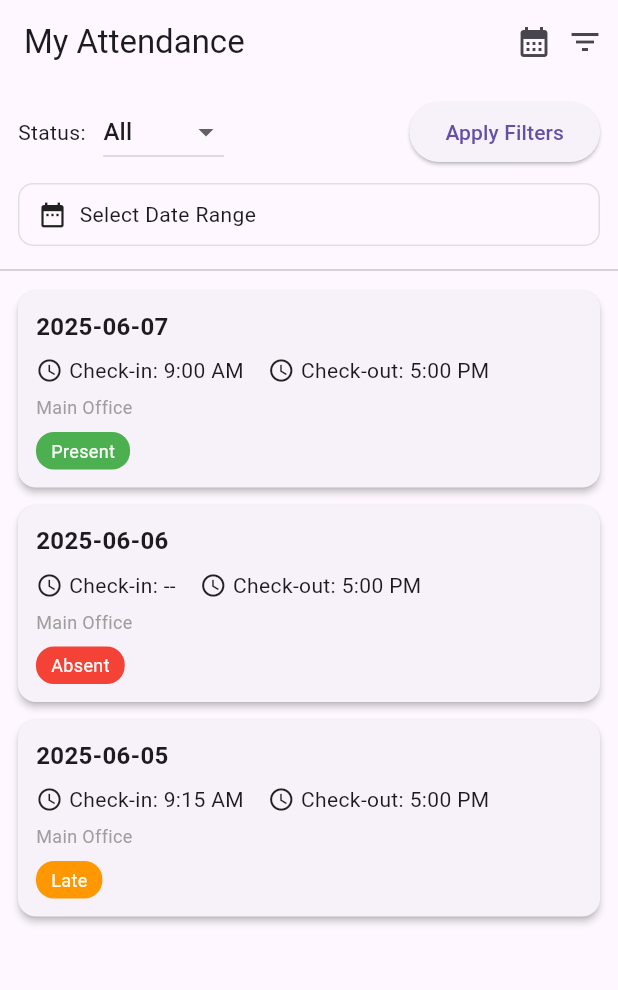
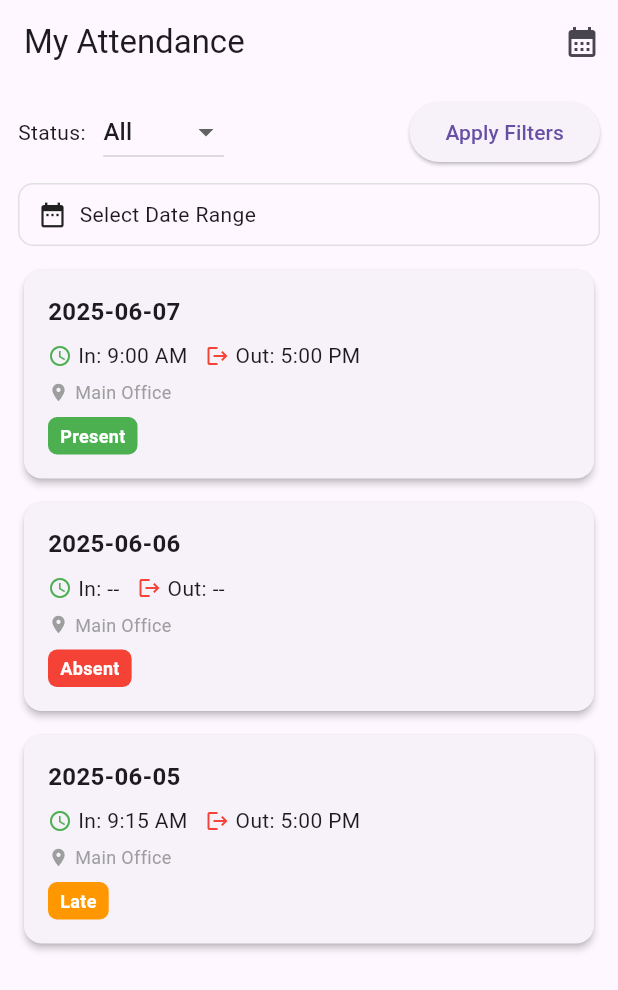
Before and after one commit to 0xsreejith/attendance_app, a Flutter app: the screen it shows after launch, on a phone screen of 412 x 824 dp. Shown: the top 990 px of the screen. Run offline on Flutter 3.47's test engine with Material 3 defaults, Android fonts, the phone set to English and light mode, and no system bars; our stand-ins replace get, table_calendar.

Commit message:
feat : Color-coded Calendar View added

```diff
--- a/lib/app/modules/attendance/controller/attendance_controller.dart
+++ b/lib/app/modules/attendance/controller/attendance_controller.dart
@@ -1,14 +1,15 @@
 import 'package:attendance_app/app/modules/attendance/model/attendance_model.dart';
 import 'package:get/get.dart';
 import 'package:intl/intl.dart';
-
 class AttendanceController extends GetxController {
   var attendanceList = <AttendanceModel>[].obs;
   var filteredList = <AttendanceModel>[].obs;
+
   var selectedStatus = "All".obs;
-
   var selectedStartDate = Rxn<DateTime>();
   var selectedEndDate = Rxn<DateTime>();
+
+  var isCalendarView = false.obs;
 
   void fetchData() {
     attendanceList.value = [
@@ -22,7 +23,7 @@ class AttendanceController extends GetxController {
       AttendanceModel(
         date: DateTime(2025, 6, 6),
         checkIn: "--",
-        checkOut: "5:00 PM",
+        checkOut: "--",
         location: "Main Office",
         status: "Absent",
       ),
--- a/lib/app/modules/attendance/view/attendance_screen.dart
+++ b/lib/app/modules/attendance/view/attendance_screen.dart
@@ -1,13 +1,15 @@
 import 'package:attendance_app/app/modules/attendance/controller/attendance_controller.dart';
+import 'package:attendance_app/app/modules/attendance/widgets/calander_view.dart';
 import 'package:flutter/material.dart';
 import 'package:get/get.dart';
+
+import '../widgets/filter_section.dart';
 import '../widgets/attendance_card.dart';
-import '../widgets/filter_section.dart';
 
-class AttendanceScreen extends StatelessWidget {
+class MyAttendanceScreen extends StatelessWidget {
   final AttendanceController controller = Get.put(AttendanceController());
 
-  AttendanceScreen({super.key});
+  MyAttendanceScreen({super.key});
 
   @override
   Widget build(BuildContext context) {
@@ -16,23 +18,24 @@ class AttendanceScreen extends StatelessWidget {
     return Scaffold(
       appBar: AppBar(
         title: const Text("My Attendance"),
-        actions: const [
-          Icon(Icons.calendar_month),
-          SizedBox(width: 10),
-          Icon(Icons.filter_list),
-          SizedBox(width: 10),
+        actions: [
+          IconButton(
+            icon: const Icon(Icons.calendar_month),
+            onPressed: () => controller.isCalendarView.toggle(),
+          ),
         ],
       ),
       body: Column(
         children: [
           FilterSection(controller: controller),
-          const Divider(),
           Expanded(
-            child: Obx(() => controller.filteredList.isEmpty
+            child: Obx(() => controller.isCalendarView.value
+                ? CalendarView(controller: controller)
+                : controller.filteredList.isEmpty
                     ? const Center(child: Text("No records found"))
                     : ListView.builder(
                         itemCount: controller.filteredList.length,
-                    itemBuilder: (_, index) {
+                        itemBuilder: (context, index) {
                           return AttendanceCard(data: controller.filteredList[index]);
                         },
                       )),
--- a/lib/app/modules/attendance/widgets/attendance_card.dart
+++ b/lib/app/modules/attendance/widgets/attendance_card.dart
@@ -1,5 +1,6 @@
 import 'package:attendance_app/app/modules/attendance/model/attendance_model.dart';
 import 'package:flutter/material.dart';
+
 
 class AttendanceCard extends StatelessWidget {
   final AttendanceModel data;
@@ -8,54 +9,65 @@ class AttendanceCard extends StatelessWidget {
 
   Color getStatusColor(String status) {
     switch (status) {
-      case "Present": return Colors.green;
-      case "Absent": return Colors.red;
-      case "Late": return Colors.orange;
-      case "Leave": return Colors.blue;
-      default: return Colors.grey;
+      case "Present":
+        return Colors.green;
+      case "Absent":
+        return Colors.red;
+      case "Late":
+        return Colors.orange;
+      case "Leave":
+        return Colors.blue;
+      default:
+        return Colors.grey;
     }
   }
 
   @override
   Widget build(BuildContext context) {
     return Card(
-      margin: const EdgeInsets.symmetric(vertical: 6, horizontal: 12),
       elevation: 2,
+      margin: const EdgeInsets.symmetric(horizontal: 16, vertical: 8),
       child: Padding(
-        padding: const EdgeInsets.all(12),
+        padding: const EdgeInsets.all(16),
         child: Column(
           crossAxisAlignment: CrossAxisAlignment.start,
           children: [
             Text(
-              "${data.date.toLocal().toString().split(" ")[0]}",
+              "${data.date.toLocal()}".split(' ')[0],
               style: const TextStyle(fontSize: 16, fontWeight: FontWeight.bold),
             ),
             const SizedBox(height: 8),
-            Row(
-              children: [
-                const Icon(Icons.access_time, size: 18),
-                const SizedBox(width: 4),
-                Text("Check-in: ${data.checkIn}"),
-                const SizedBox(width: 16),
-                const Icon(Icons.access_time_outlined, size: 18),
-                const SizedBox(width: 4),
-                Text("Check-out: ${data.checkOut}"),
-              ],
-            ),
-            const SizedBox(height: 6),
-            Text(data.location, style: const TextStyle(fontSize: 12, color: Colors.grey)),
+            Row(children: [
+              const Icon(Icons.access_time, size: 16, color: Colors.green),
+              const SizedBox(width: 4),
+              Text("In: ${data.checkIn}"),
+              const SizedBox(width: 12),
+              const Icon(Icons.logout, size: 16, color: Colors.red),
+              const SizedBox(width: 4),
+              Text("Out: ${data.checkOut}"),
+            ]),
+            if (data.location.isNotEmpty) ...[
+              const SizedBox(height: 6),
+              Row(
+                children: [
+                  const Icon(Icons.location_on, size: 14, color: Colors.grey),
+                  const SizedBox(width: 4),
+                  Text(data.location, style: const TextStyle(fontSize: 12, color: Colors.grey)),
+                ],
+              ),
+            ],
             const SizedBox(height: 8),
             Container(
-              padding: const EdgeInsets.symmetric(horizontal: 10, vertical: 4),
+              padding: const EdgeInsets.symmetric(horizontal: 8, vertical: 4),
               decoration: BoxDecoration(
                 color: getStatusColor(data.status),
-                borderRadius: BorderRadius.circular(12),
+                borderRadius: BorderRadius.circular(6),
               ),
               child: Text(
                 data.status,
-                style: const TextStyle(color: Colors.white, fontSize: 12),
+                style: const TextStyle(color: Colors.white, fontSize: 12, fontWeight: FontWeight.bold),
               ),
-            ),
+            )
           ],
         ),
       ),
--- a/lib/main.dart
+++ b/lib/main.dart
@@ -13,7 +13,7 @@ class MyApp extends StatelessWidget {
   Widget build(BuildContext context) {
     return GetMaterialApp(
       debugShowCheckedModeBanner: false,
-      home: AttendanceScreen(),
+      home: MyAttendanceScreen(),
     );
   }
 }
--- a/pubspec.yaml
+++ b/pubspec.yaml
@@ -37,6 +37,7 @@ dependencies:
   cupertino_icons: ^1.0.6
   get: ^4.7.2
   intl: ^0.20.2
+  table_calendar: ^3.2.0
 
 dev_dependencies:
   flutter_test:
```
Also changed, not shown: lib/app/modules/attendance/widgets/calander_view.dart (added, +78 -0 lines), pubspec.lock. Lines whose indentation alone changed are shown as unchanged.
